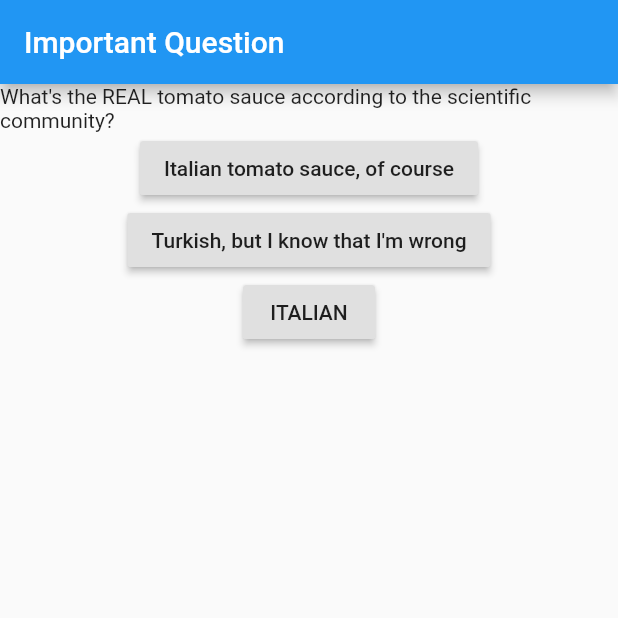
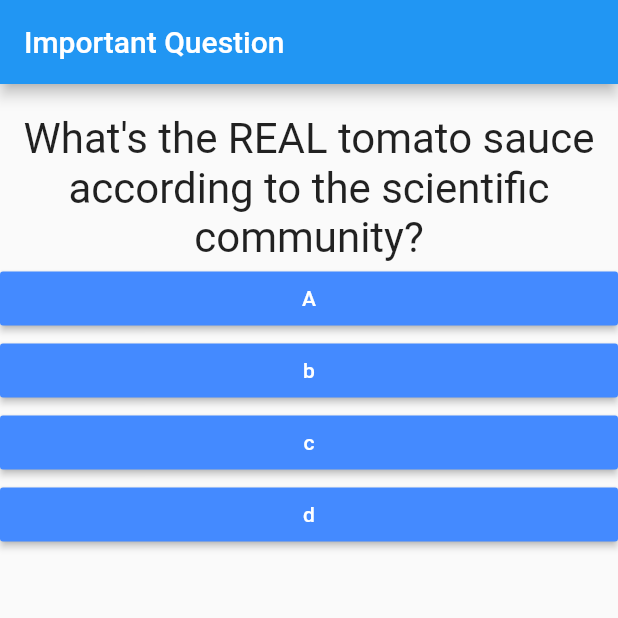
Before and after one commit to KamiShire/Flutter-learning, a Flutter app: the screen it shows after launch, on a phone screen of 412 x 824 dp, the top half of it. Run offline on Flutter 3.47's test engine with Material 2 defaults, Android fonts, the phone set to English and light mode, and no system bars.

Commit message:
stateful widget

```diff
--- /dev/null
+++ b/lib/answer.dart
@@ -0,0 +1,20 @@
+import 'package:flutter/material.dart';
+
+class Answer extends StatelessWidget {
+  final String text;
+  final Function callback;
+
+  Answer({@required this.text, this.callback});
+
+  @override
+  Widget build(BuildContext context) {
+    return Container(
+      width: double.infinity,
+      child: RaisedButton(
+        textColor: Colors.white,
+        color: Colors.blueAccent,
+        child: Text(text),
+        onPressed: callback,),
+    );
+  }
+}
--- a/lib/main.dart
+++ b/lib/main.dart
@@ -1,4 +1,7 @@
 import 'package:flutter/material.dart';
+import 'package:flutter_udemy/answer.dart';
+
+import './question.dart';
 
 // Function called to start the app
 void main() => runApp(MyApp());
@@ -6,47 +9,55 @@ void main() => runApp(MyApp());
 class MyApp extends StatefulWidget {
   @override
   State<StatefulWidget> createState() {
-    return new MyAppState();
+    return new _MyAppState();
   }
 }
 /// State è un oggetto generico di Flutter
 /// Il widget può essere ricreato quando i
 /// dati esterni cambiano.
 /// Lo stato invece è persistente e non viene ricreato
-class MyAppState extends State<MyApp> {
-    var questionIndex = 0;
+///
+/// Mettendo l'underscore prima del nome si rende la classe privata
+class _MyAppState extends State<MyApp> {
+    var _questionIndex = 0;
 
-    void answerQuestion() {
-      questionIndex = questionIndex + 1;
+    void _answerQuestion() {
+      /*
+        Forza flutter a fare il re-render
+        chiama il build del widget a cui si riferirisce
+        quindi fa i render del widget.
+       */
+      setState(() {
+        _questionIndex = _questionIndex + 1;
+      });
+
       print("Button pressed");
     }
 
     @override
     Widget build(BuildContext context) {
-      var questions = [
-        'What\'s the REAL tomato sauce according to the scientific community?',
-        'Are you sure?'
+      const questions = [
+        {
+          'questionText': 'What\'s the REAL tomato sauce according to the scientific community?',
+          'answers': ['A', 'b', 'c', 'd']
+        },
+        {
+          'questionText': 'Are you sure?',
+          'answers': ['Errrr', 'F', 'G', 'H']
+        },
       ];
       return MaterialApp(
         home: Scaffold(
           appBar: AppBar(title: Text("Important Question")),
-          body: Column(children: <Widget>[
-           Text(questions.elementAt(questionIndex)),
-           RaisedButton(
-               child: Text('Italian tomato sauce, of course'),
-               onPressed: answerQuestion,),
-            // onPressed: answerQuestion() non va bene perchè verrebbe eseguita
-            // a build time
-            // non mettendo le parentesi si passa un puntatore alla funzione
-            RaisedButton(
-              child: Text('Turkish, but I know that I\'m wrong'),
-              onPressed: answerQuestion,),
-            RaisedButton(
-              child: Text('ITALIAN'),
-              // Anonymous function
-              onPressed: () {
-                print("Scelta giusta");
-              },)
+          body: Column(
+            children: <Widget>[
+              Question(
+                  questions.elementAt(_questionIndex)['questionText']
+              ),
+              // ... prende una lista, ci toglie li elementi e li mette nella lista che wrappa
+              ...(questions[_questionIndex]['answers'] as List<String>).map((answer) {
+                return Answer(text: answer, callback: _answerQuestion);
+              }).toList()
             ],
           ),
         )
--- /dev/null
+++ b/lib/question.dart
@@ -0,0 +1,24 @@
+
+import 'package:flutter/material.dart';
+
+class Question extends StatelessWidget {
+  // final indica che il valore della variabile
+  // non verrà più cambiato dopo l'inizializzazione
+  final String _questionText;
+
+  Question(this._questionText);
+
+  @override
+  Widget build(BuildContext context) {
+     return Container(
+       width: double.infinity,
+       // costruttore speciale: costruttore dart che permette di definire
+         // diversi costruttori per la stessa classe
+       margin: EdgeInsets.only(top: 20),
+       child: Text(
+         _questionText,
+         style: TextStyle(fontSize: 28),
+         textAlign: TextAlign.center,)
+     );
+  }
+}
```
